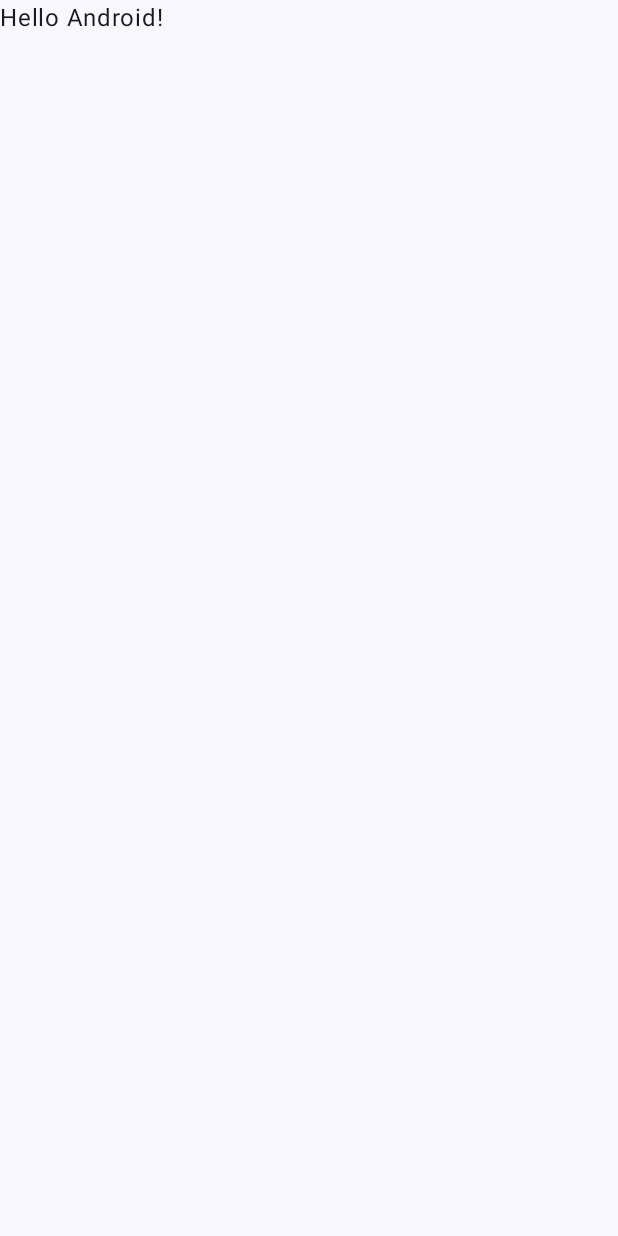
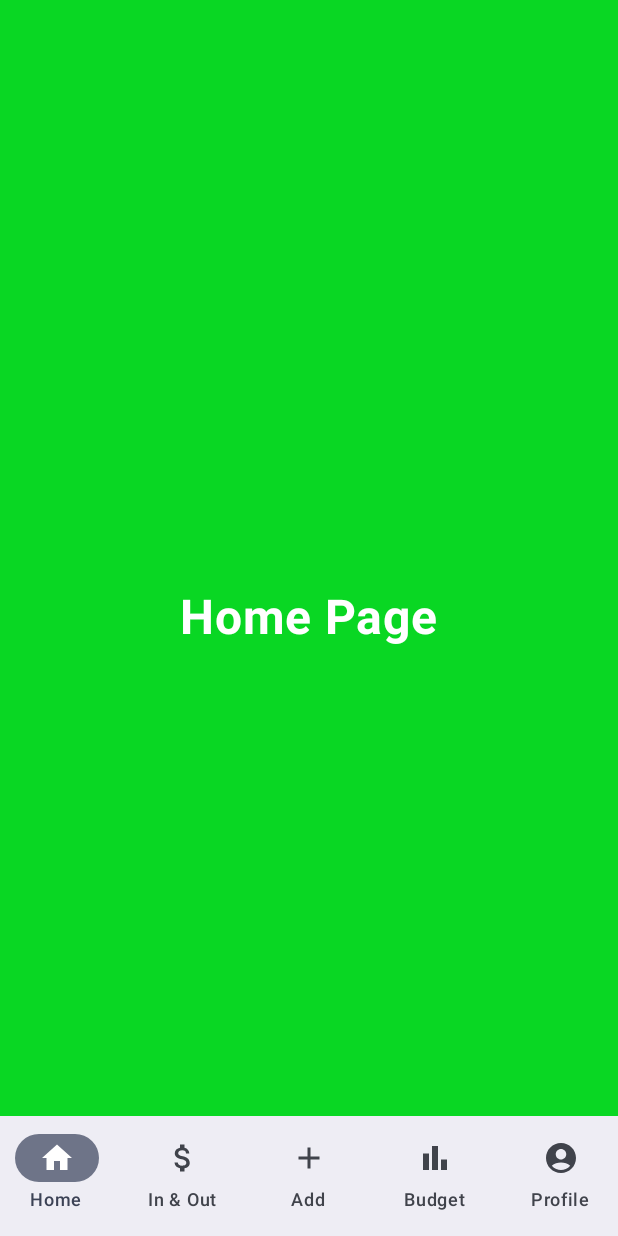
Before and after one commit to MartinLundDam/expense-tracker-app, an Android app built with Jetpack Compose: the screen it shows after launch (MainActivity), on a phone screen of 412 x 824 dp. Before the commit the screen is almost empty. Run offline under Robolectric (Android 15) with nearby library versions, the phone set to English and light mode, and no system bars.

Commit message:
Icons, Pages, navigation via mainScreen created.

```diff
--- a/app/src/main/java/com/example/expense_tracker_app/MainActivity.kt
+++ b/app/src/main/java/com/example/expense_tracker_app/MainActivity.kt
@@ -19,29 +19,8 @@ class MainActivity : ComponentActivity() {
         enableEdgeToEdge()
         setContent {
             ExpensetrackerappTheme {
-                Scaffold(modifier = Modifier.fillMaxSize()) { innerPadding ->
-                    Greeting(
-                        name = "Android",
-                        modifier = Modifier.padding(innerPadding)
-                    )
-                }
+                MainScreen()
             }
         }
     }
 }
-
-@Composable
-fun Greeting(name: String, modifier: Modifier = Modifier) {
-    Text(
-        text = "Hello $name!",
-        modifier = modifier
-    )
-}
-
-@Preview(showBackground = true)
-@Composable
-fun GreetingPreview() {
-    ExpensetrackerappTheme {
-        Greeting("Android")
-    }
-}
--- /dev/null
+++ b/app/src/main/java/com/example/expense_tracker_app/MainScreen.kt
@@ -0,0 +1,75 @@
+package com.example.expense_tracker_app
+
+import androidx.compose.foundation.layout.fillMaxSize
+import androidx.compose.foundation.layout.padding
+import androidx.compose.material3.Icon
+import androidx.compose.material3.NavigationBar
+import androidx.compose.material3.NavigationBarItem
+import androidx.compose.material3.Scaffold
+import androidx.compose.material3.Text
+import androidx.compose.runtime.Composable
+import androidx.compose.runtime.getValue
+import androidx.compose.runtime.mutableIntStateOf
+import androidx.compose.runtime.remember
+import androidx.compose.runtime.setValue
+import androidx.compose.ui.Modifier
+import androidx.compose.ui.res.painterResource
+import com.example.expense_tracker_app.pages.AddPage
+import com.example.expense_tracker_app.pages.BudgetPage
+import com.example.expense_tracker_app.pages.HomePage
+import com.example.expense_tracker_app.pages.ProfilePage
+import com.example.expense_tracker_app.pages.TransactionPage
+
+@Composable
+fun MainScreen(modifier: Modifier = Modifier) {
+
+    val navbarItemList = listOf(
+        NavbarItem("Home", painterResource(R.drawable.home_icon)), //new item with label "Home" and Icon "home_icon"
+        NavbarItem("In & Out", painterResource(R.drawable.transactions_icon)),
+        NavbarItem("Add", painterResource(R.drawable.add_icon)),
+        NavbarItem("Budget", painterResource(R.drawable.budget_icon)),
+        NavbarItem("Profile", painterResource(R.drawable.profile_icon))
+    )
+
+    var currentItemIndex by remember {
+        mutableIntStateOf(0)
+    }
+
+    Scaffold(
+        modifier = Modifier.fillMaxSize(),
+        bottomBar = {
+            NavigationBar {
+                navbarItemList.forEachIndexed { index, navbarItem ->
+                    NavigationBarItem(
+                        selected = currentItemIndex == index, //true if they are equal
+                        onClick = {
+                            currentItemIndex = index
+                        },
+                        icon = {
+                            Icon(
+                                painter = navbarItem.icon,
+                                contentDescription = "Icon",
+                            )
+                        },
+                        label = {
+                            Text(text = navbarItem.label)
+                        },
+                    )
+                }
+            }
+        }
+    ) { innerPadding ->
+        ContentScreen(modifier = modifier.padding(innerPadding),currentItemIndex)
+    }
+}
+
+@Composable
+fun ContentScreen(modifier: Modifier = Modifier, currentItemIndex : Int) {
+    when(currentItemIndex){
+        0-> HomePage()
+        1-> TransactionPage()
+        2-> AddPage()
+        3-> BudgetPage()
+        4-> ProfilePage()
+    }
+}
--- /dev/null
+++ b/app/src/main/java/com/example/expense_tracker_app/NavbarItem.kt
@@ -0,0 +1,10 @@
+package com.example.expense_tracker_app
+
+import androidx.compose.ui.graphics.Color
+import androidx.compose.ui.graphics.painter.Painter
+import androidx.compose.ui.graphics.vector.ImageVector
+
+data class NavbarItem (
+    val label : String,
+    val icon : Painter,
+)
--- /dev/null
+++ b/app/src/main/java/com/example/expense_tracker_app/pages/HomePage.kt
@@ -0,0 +1,29 @@
+package com.example.expense_tracker_app.pages
+
+import androidx.compose.foundation.background
+import androidx.compose.foundation.layout.Arrangement
+import androidx.compose.foundation.layout.Column
+import androidx.compose.foundation.layout.fillMaxSize
+import androidx.compose.material3.Text
+import androidx.compose.runtime.Composable
+import androidx.compose.ui.Alignment
+import androidx.compose.ui.Modifier
+import androidx.compose.ui.graphics.Color
+import androidx.compose.ui.text.font.FontWeight
+import androidx.compose.ui.unit.sp
+
+@Composable
+fun HomePage (modifier: Modifier = Modifier) {
+    Column(modifier = Modifier.fillMaxSize()
+        .background(Color(0xFF09D723)),
+        verticalArrangement = Arrangement.Center,
+        horizontalAlignment = Alignment.CenterHorizontally
+    ){
+        Text(
+            text = "Home Page",
+            fontSize = 32.sp,
+            fontWeight = FontWeight.Bold,
+            color = Color.White
+        )
+    }
+}
--- /dev/null
+++ b/app/src/main/res/drawable/add_icon.xml
@@ -0,0 +1,5 @@
+<vector xmlns:android="http://schemas.android.com/apk/res/android" android:height="24dp" android:tint="#999999" android:viewportHeight="24" android:viewportWidth="24" android:width="24dp">
+
+    <path android:fillColor="@android:color/white" android:pathData="M19,13h-6v6h-2v-6H5v-2h6V5h2v6h6v2z"/>
+
+</vector>
--- /dev/null
+++ b/app/src/main/res/drawable/budget_icon.xml
@@ -0,0 +1,9 @@
+<vector xmlns:android="http://schemas.android.com/apk/res/android" android:height="24dp" android:tint="#999999" android:viewportHeight="24" android:viewportWidth="24" android:width="24dp">
+
+    <path android:fillColor="@android:color/white" android:pathData="M4,9h4v11h-4z"/>
+
+    <path android:fillColor="@android:color/white" android:pathData="M16,13h4v7h-4z"/>
+
+    <path android:fillColor="@android:color/white" android:pathData="M10,4h4v16h-4z"/>
+
+</vector>
--- /dev/null
+++ b/app/src/main/res/drawable/home_icon.xml
@@ -0,0 +1,5 @@
+<vector xmlns:android="http://schemas.android.com/apk/res/android" android:height="24dp" android:tint="#999999" android:viewportHeight="24" android:viewportWidth="24" android:width="24dp">
+
+    <path android:fillColor="@android:color/white" android:pathData="M10,20v-6h4v6h5v-8h3L12,3 2,12h3v8z"/>
+
+</vector>
--- /dev/null
+++ b/app/src/main/res/drawable/profile_icon.xml
@@ -0,0 +1,5 @@
+<vector xmlns:android="http://schemas.android.com/apk/res/android" android:height="24dp" android:tint="#999999" android:viewportHeight="24" android:viewportWidth="24" android:width="24dp">
+
+    <path android:fillColor="@android:color/white" android:pathData="M12,2C6.48,2 2,6.48 2,12s4.48,10 10,10s10,-4.48 10,-10S17.52,2 12,2zM12,6c1.93,0 3.5,1.57 3.5,3.5S13.93,13 12,13s-3.5,-1.57 -3.5,-3.5S10.07,6 12,6zM12,20c-2.03,0 -4.43,-0.82 -6.14,-2.88C7.55,15.8 9.68,15 12,15s4.45,0.8 6.14,2.12C16.43,19.18 14.03,20 12,20z"/>
+
+</vector>
--- /dev/null
+++ b/app/src/main/res/drawable/transactions_icon.xml
@@ -0,0 +1,5 @@
+<vector xmlns:android="http://schemas.android.com/apk/res/android" android:height="24dp" android:tint="#999999" android:viewportHeight="24" android:viewportWidth="24" android:width="24dp">
+
+    <path android:fillColor="@android:color/white" android:pathData="M11.8,10.9c-2.27,-0.59 -3,-1.2 -3,-2.15 0,-1.09 1.01,-1.85 2.7,-1.85 1.78,0 2.44,0.85 2.5,2.1h2.21c-0.07,-1.72 -1.12,-3.3 -3.21,-3.81V3h-3v2.16c-1.94,0.42 -3.5,1.68 -3.5,3.61 0,2.31 1.91,3.46 4.7,4.13 2.5,0.6 3,1.48 3,2.41 0,0.69 -0.49,1.79 -2.7,1.79 -2.06,0 -2.87,-0.92 -2.98,-2.1h-2.2c0.12,2.19 1.76,3.42 3.68,3.83V21h3v-2.15c1.95,-0.37 3.5,-1.5 3.5,-3.55 0,-2.84 -2.43,-3.81 -4.7,-4.4z"/>
+
+</vector>
```
Also changed, not shown: app/src/main/java/com/example/expense_tracker_app/pages/AddPage.kt (added, +29 -0 lines), app/src/main/java/com/example/expense_tracker_app/pages/BudgetPage.kt (added, +29 -0 lines), app/src/main/java/com/example/expense_tracker_app/pages/ProfilePage.kt (added, +29 -0 lines), app/src/main/java/com/example/expense_tracker_app/pages/TransactionPage.kt (added, +30 -0 lines).
